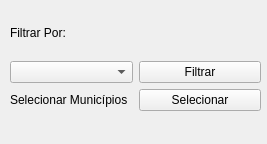
This is ui/main_docker.ui in alaisgomes/city-finder-tutorial as Qt 5 draws it before an edit. The edited form follows.
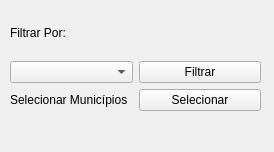
This is the edited form.

Patch:
```diff
--- a/ui/main_docker.ui
+++ b/ui/main_docker.ui
@@ -6,14 +6,32 @@
    <rect>
     <x>0</x>
     <y>0</y>
-    <width>267</width>
-    <height>144</height>
+    <width>274</width>
+    <height>152</height>
    </rect>
   </property>
+  <property name="sizePolicy">
+   <sizepolicy hsizetype="MinimumExpanding" vsizetype="MinimumExpanding">
+    <horstretch>0</horstretch>
+    <verstretch>0</verstretch>
+   </sizepolicy>
+  </property>
   <property name="windowTitle">
    <string>DockWidget</string>
   </property>
   <widget class="QWidget" name="filter_dockwidget">
+   <property name="sizePolicy">
+    <sizepolicy hsizetype="MinimumExpanding" vsizetype="MinimumExpanding">
+     <horstretch>0</horstretch>
+     <verstretch>0</verstretch>
+    </sizepolicy>
+   </property>
+   <property name="minimumSize">
+    <size>
+     <width>273</width>
+     <height>127</height>
+    </size>
+   </property>
    <widget class="QWidget" name="gridLayoutWidget">
     <property name="geometry">
      <rect>
```
